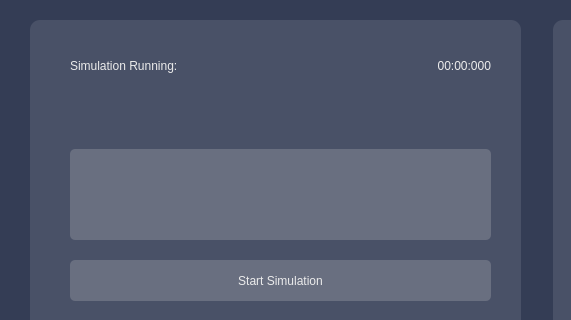
breathTake/Deadlocks-Algorithm-Simulation, file DeadLocks-Final-Test/Main/mainwindow.ui: the form before one commit; both pictures show x 0 to 571 and y 0 to 320 of the 1178 by 845 pixel window.
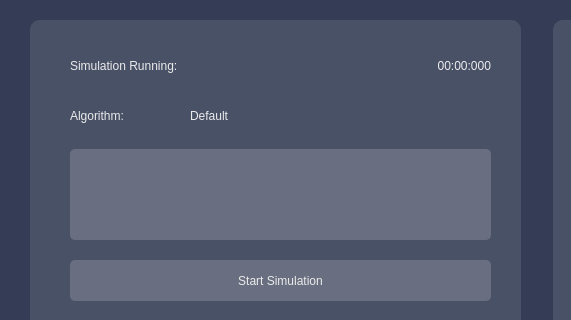
The form after the commit. Icons and pictures are not drawn.

Commit message: Algorithm label

The edit to the form file:
```diff
--- a/DeadLocks-Final-Test/Main/mainwindow.ui
+++ b/DeadLocks-Final-Test/Main/mainwindow.ui
@@ -20,7 +20,7 @@
    <string>Deadlock Algorithm Simulation</string>
   </property>
   <property name="windowIcon">
-   <iconset resource="resources.qrc">
+   <iconset resource="../resources.qrc">
     <normaloff>:/resources/Icon_White.png</normaloff>:/resources/Icon_White.png</iconset>
   </property>
   <property name="styleSheet">
@@ -1304,7 +1304,7 @@
      <string/>
     </property>
     <property name="icon">
-     <iconset resource="resources.qrc">
+     <iconset resource="../resources.qrc">
       <normaloff>:/resources/reset_Icon.png</normaloff>:/resources/reset_Icon.png</iconset>
     </property>
    </widget>
@@ -1643,6 +1643,42 @@
      <string>Simulation Running: </string>
     </property>
    </widget>
+   <widget class="QLabel" name="CurrentAlgorithm_label_indicator">
+    <property name="geometry">
+     <rect>
+      <x>70</x>
+      <y>100</y>
+      <width>111</width>
+      <height>31</height>
+     </rect>
+    </property>
+    <property name="styleSheet">
+     <string notr="true">background-color: none;
+color: rgb(235, 235, 235);
+font: 18pt &quot;Futura Hv BT&quot;;</string>
+    </property>
+    <property name="text">
+     <string>Algorithm:</string>
+    </property>
+   </widget>
+   <widget class="QLabel" name="CurrentAlgorithm_label">
+    <property name="geometry">
+     <rect>
+      <x>190</x>
+      <y>100</y>
+      <width>291</width>
+      <height>31</height>
+     </rect>
+    </property>
+    <property name="styleSheet">
+     <string notr="true">background-color: none;
+color: rgb(235, 235, 235);
+font: 18pt &quot;Futura Hv BT&quot;;</string>
+    </property>
+    <property name="text">
+     <string>Default</string>
+    </property>
+   </widget>
    <zorder>background_resources_2</zorder>
    <zorder>background_resources</zorder>
    <zorder>Printer_background_label</zorder>
@@ -1677,6 +1713,8 @@
    <zorder>free_TapeDrive_label</zorder>
    <zorder>label_time</zorder>
    <zorder>Requirements_headline_label_2</zorder>
+   <zorder>CurrentAlgorithm_label_indicator</zorder>
+   <zorder>CurrentAlgorithm_label</zorder>
   </widget>
   <widget class="QMenuBar" name="menubar">
    <property name="geometry">
```
Left out of the diff: 2 changed lines with no effect on the pictures. The commit also changes 2 other files.
